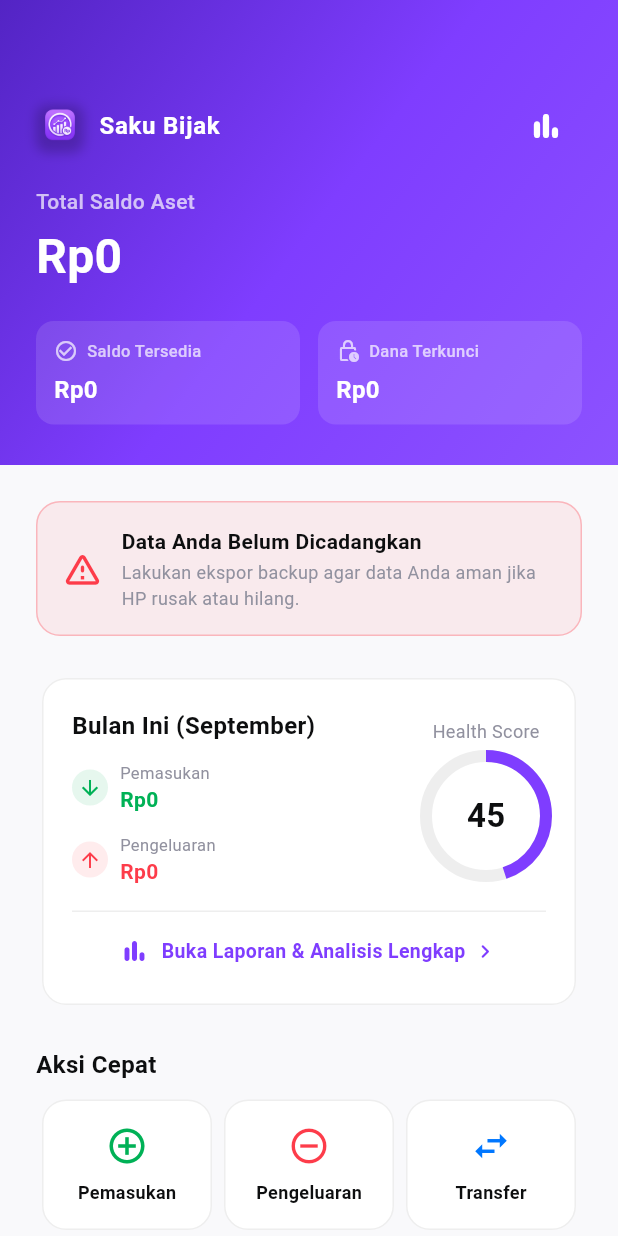
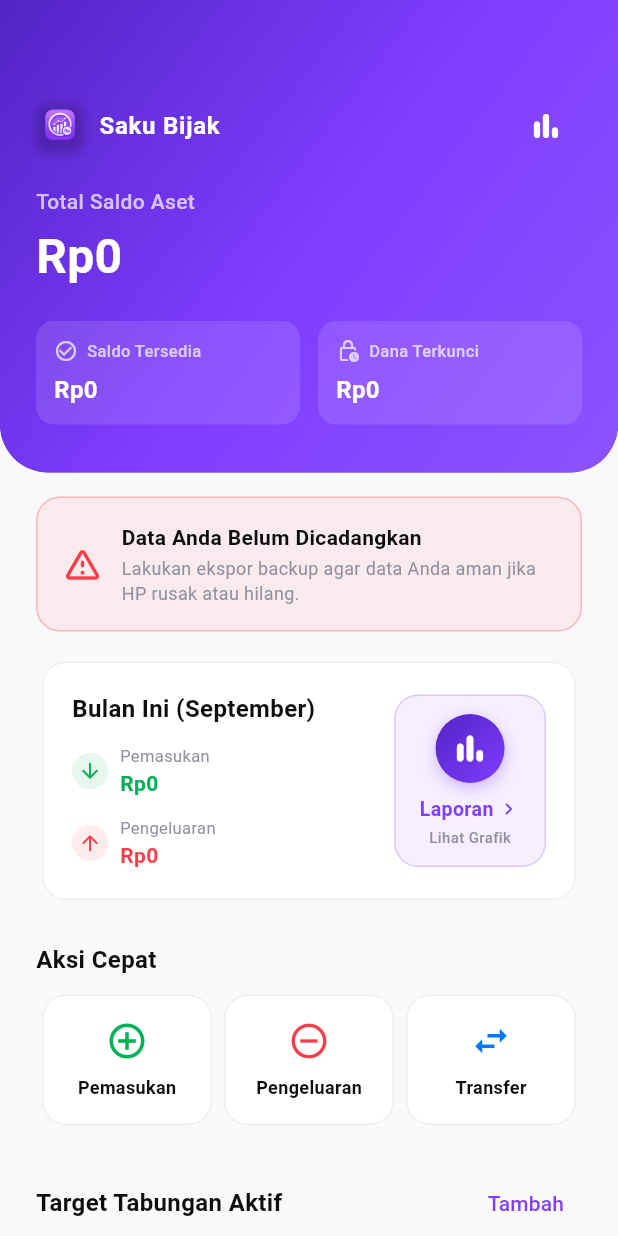
Before and after one commit to itoo28/Saku-Bijak---Mobile-App, a Flutter app: the DashboardPage screen opened directly, on a phone screen of 412 x 824 dp. Run offline on Flutter 3.47's test engine with Material 3 defaults, Android fonts, the phone set to English and light mode, and no system bars; our stand-ins replace file_picker, fl_chart, flutter_local_notifications, flutter_riverpod, flutter_secure_storage, isar and 3 more; missing offline and left inert: encrypt; accounts and stored records are empty; generated files the repository leaves out were written again.

Commit message:
gaya(dashboard): ubah header ungu ke semi-rounded dan ganti health score dengan shortcut laporan
- Ubah sudut bawah container header ungu dari kotak tegas menjadi kurva semi-rounded (Radius 32)
- Hapus health score gauge dari kartu ringkasan bulan ini
- Gantikan dengan tombol aksi Laporan interaktif untuk membuka halaman grafik laporan
- Rapikan jarak margin atas SliverList agar layout kartu lebih proporsional

```diff
--- a/lib/features/dashboard/dashboard_page.dart
+++ b/lib/features/dashboard/dashboard_page.dart
@@ -6,7 +6,6 @@ import '../../core/database/schemas/transaction.dart';
 import '../../core/database/schemas/transfer.dart';
 import '../../core/database/schemas/goal.dart';
 import '../../core/utils/currency_formatter.dart';
-import '../../core/utils/health_score_calculator.dart';
 import '../../core/theme/app_theme.dart';
 import '../transactions/widgets/add_transaction_sheet.dart';
 import '../transactions/widgets/add_transfer_sheet.dart';
@@ -41,7 +40,6 @@ class DashboardPage extends ConsumerWidget {
     final accountsAsync = ref.watch(accountsProvider);
     final transactionsAsync = ref.watch(transactionsProvider);
     final goalsAsync = ref.watch(goalsProvider);
-    final healthScoreAsync = ref.watch(financialHealthScoreProvider);
     final showBackupReminderAsync = ref.watch(backupReminderProvider);
 
     final theme = Theme.of(context);
@@ -82,13 +80,25 @@ class DashboardPage extends ConsumerWidget {
     return Scaffold(
       body: CustomScrollView(
         slivers: [
-          // Premium Header with Purple Gradient
+          // Premium Header with Purple Gradient & Semi-Rounded Shape
           SliverAppBar(
-            expandedHeight: 310,
+            expandedHeight: 315,
             floating: false,
             pinned: true,
+            elevation: 3,
+            shadowColor: Colors.black.withValues(alpha: 0.15),
+            backgroundColor: const Color(0xFF5324C4),
+            shape: const RoundedRectangleBorder(
+              borderRadius: BorderRadius.vertical(
+                bottom: Radius.circular(32),
+              ),
+            ),
             flexibleSpace: FlexibleSpaceBar(
-              background: Container(
+              background: ClipRRect(
+                borderRadius: const BorderRadius.vertical(
+                  bottom: Radius.circular(32),
+                ),
+                child: Container(
                   decoration: const BoxDecoration(
                     gradient: LinearGradient(
                       colors: [
@@ -99,12 +109,16 @@ class DashboardPage extends ConsumerWidget {
                       begin: Alignment.topLeft,
                       end: Alignment.bottomRight,
                     ),
+                    borderRadius: BorderRadius.vertical(
+                      bottom: Radius.circular(32),
+                    ),
                   ),
                   child: Padding(
                     padding: const EdgeInsets.only(
                       top: 60.0,
                       left: 24,
                       right: 24,
+                      bottom: 20.0,
                     ),
                     child: Column(
                     crossAxisAlignment: CrossAxisAlignment.start,
@@ -210,15 +224,17 @@ class DashboardPage extends ConsumerWidget {
               ),
             ),
           ),
+        ),
 
           // Core Dashboard Content
           SliverList(
             delegate: SliverChildListDelegate([
+              const SizedBox(height: 16),
               // Backup reminder banner
               showBackupReminderAsync.maybeWhen(
                 data: (show) => show
                     ? Container(
-                        margin: const EdgeInsets.all(24),
+                        margin: const EdgeInsets.fromLTRB(24, 0, 24, 16),
                         padding: const EdgeInsets.all(16),
                         decoration: BoxDecoration(
                           color: AppTheme.expenseColor.withValues(alpha: 0.08),
@@ -269,16 +285,15 @@ class DashboardPage extends ConsumerWidget {
                 orElse: () => const SizedBox(),
               ),
 
-              // Summary card for current month (Income vs Expense & Health Score)
+              // Summary card for current month (Income vs Expense & Laporan Shortcut)
               Padding(
                 padding: const EdgeInsets.symmetric(horizontal: 24),
                 child: Card(
                   child: Padding(
                     padding: const EdgeInsets.all(20),
-                    child: Column(
-                      children: [
-                        Row(
+                    child: Row(
                       mainAxisAlignment: MainAxisAlignment.spaceBetween,
+                      crossAxisAlignment: CrossAxisAlignment.center,
                       children: [
                         Expanded(
                           child: Column(
@@ -316,62 +331,10 @@ class DashboardPage extends ConsumerWidget {
                           ),
                         ),
                         const SizedBox(width: 16),
-                          // Health Score Gauge
-                          Column(
-                              children: [
-                                Text(
-                                  'Health Score',
-                                  style: TextStyle(
-                                    fontSize: 12,
-                                    color: isDark
-                                        ? AppTheme.darkTextSecondary
-                                        : AppTheme.lightTextSecondary,
-                                  ),
-                                ),
-                                const SizedBox(height: 8),
-                                Stack(
-                                  alignment: Alignment.center,
-                                  children: [
-                                    SizedBox(
-                                      width: 80,
-                                      height: 80,
-                                      child: CircularProgressIndicator(
-                                        value:
-                                            (healthScoreAsync.value ?? 50) /
-                                            100,
-                                        strokeWidth: 8,
-                                        backgroundColor: isDark
-                                            ? Colors.grey.shade800
-                                            : Colors.grey.shade200,
-                                        valueColor:
-                                            const AlwaysStoppedAnimation<Color>(
-                                              AppTheme.primaryColor,
-                                            ),
-                                      ),
-                                    ),
-                                    Text(
-                                      '${healthScoreAsync.value ?? 0}',
-                                      style: TextStyle(
-                                        fontSize: 22,
-                                        fontWeight: FontWeight.bold,
-                                        color: isDark
-                                            ? AppTheme.darkTextPrimary
-                                            : AppTheme.lightTextPrimary,
-                                      ),
-                                    ),
-                                  ],
-                                ),
-                              ],
-                            ),
-                          ],
-                        ),
-                        const SizedBox(height: 16),
-                        Divider(
-                          height: 1,
-                          color: isDark ? const Color(0xFF2C2454) : Colors.grey.shade200,
-                        ),
-                        const SizedBox(height: 10),
-                        InkWell(
+                        // Tombol Aksi Laporan Pengganti Health Score
+                        Material(
+                          color: Colors.transparent,
+                          child: InkWell(
                             onTap: () {
                               Navigator.push(
                                 context,
@@ -380,33 +343,91 @@ class DashboardPage extends ConsumerWidget {
                                 ),
                               );
                             },
-                          borderRadius: BorderRadius.circular(10),
-                          child: Padding(
-                            padding: const EdgeInsets.symmetric(vertical: 6, horizontal: 8),
-                            child: Row(
-                              mainAxisAlignment: MainAxisAlignment.center,
+                            borderRadius: BorderRadius.circular(16),
+                            child: Container(
+                              padding: const EdgeInsets.symmetric(
+                                horizontal: 16,
+                                vertical: 12,
+                              ),
+                              decoration: BoxDecoration(
+                                color: AppTheme.primaryColor.withValues(
+                                  alpha: isDark ? 0.22 : 0.08,
+                                ),
+                                borderRadius: BorderRadius.circular(16),
+                                border: Border.all(
+                                  color: AppTheme.primaryColor.withValues(
+                                    alpha: isDark ? 0.4 : 0.22,
+                                  ),
+                                ),
+                              ),
+                              child: Column(
+                                mainAxisSize: MainAxisSize.min,
                                 children: [
-                                Icon(
+                                  Container(
+                                    width: 46,
+                                    height: 46,
+                                    decoration: BoxDecoration(
+                                      gradient: const LinearGradient(
+                                        colors: [
+                                          Color(0xFF5324C4),
+                                          AppTheme.primaryColor,
+                                        ],
+                                        begin: Alignment.topLeft,
+                                        end: Alignment.bottomRight,
+                                      ),
+                                      shape: BoxShape.circle,
+                                      boxShadow: [
+                                        BoxShadow(
+                                          color: AppTheme.primaryColor
+                                              .withValues(alpha: 0.35),
+                                          blurRadius: 8,
+                                          offset: const Offset(0, 3),
+                                        ),
+                                      ],
+                                    ),
+                                    child: const Icon(
                                       Icons.bar_chart_rounded,
-                                  color: isDark ? const Color(0xFF9F75FF) : AppTheme.primaryColor,
-                                  size: 20,
+                                      color: Colors.white,
+                                      size: 26,
                                     ),
-                                const SizedBox(width: 8),
+                                  ),
+                                  const SizedBox(height: 8),
+                                  Row(
+                                    mainAxisSize: MainAxisSize.min,
+                                    children: [
                                       Text(
-                                  'Buka Laporan & Analisis Lengkap',
+                                        'Laporan',
                                         style: TextStyle(
-                                    color: isDark ? const Color(0xFF9F75FF) : AppTheme.primaryColor,
                                           fontSize: 13,
                                           fontWeight: FontWeight.bold,
+                                          color: isDark
+                                              ? AppTheme.darkTextPrimary
+                                              : AppTheme.primaryColor,
                                         ),
                                       ),
-                                const SizedBox(width: 4),
+                                      const SizedBox(width: 2),
                                       Icon(
                                         Icons.chevron_right_rounded,
-                                  color: isDark ? const Color(0xFF9F75FF) : AppTheme.primaryColor,
-                                  size: 18,
+                                        size: 16,
+                                        color: isDark
+                                            ? AppTheme.darkTextPrimary
+                                            : AppTheme.primaryColor,
                                       ),
                                     ],
+                                  ),
+                                  const SizedBox(height: 2),
+                                  Text(
+                                    'Lihat Grafik',
+                                    style: TextStyle(
+                                      fontSize: 10,
+                                      fontWeight: FontWeight.w500,
+                                      color: isDark
+                                          ? AppTheme.darkTextSecondary
+                                          : AppTheme.lightTextSecondary,
+                                    ),
+                                  ),
+                                ],
+                              ),
                             ),
                           ),
                         ),
```
Also changed, not shown: 1 other file. Lines whose indentation alone changed are shown as unchanged.
